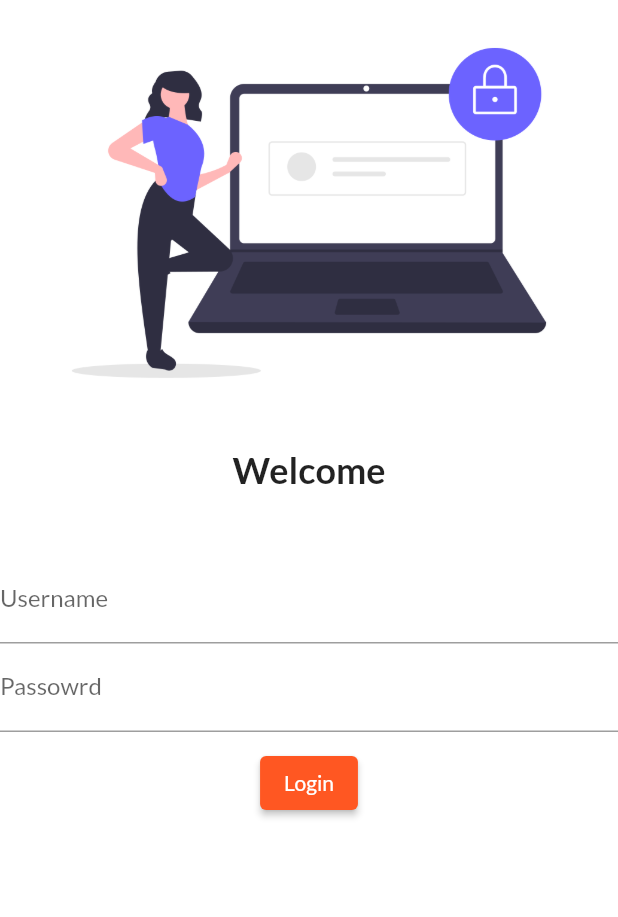
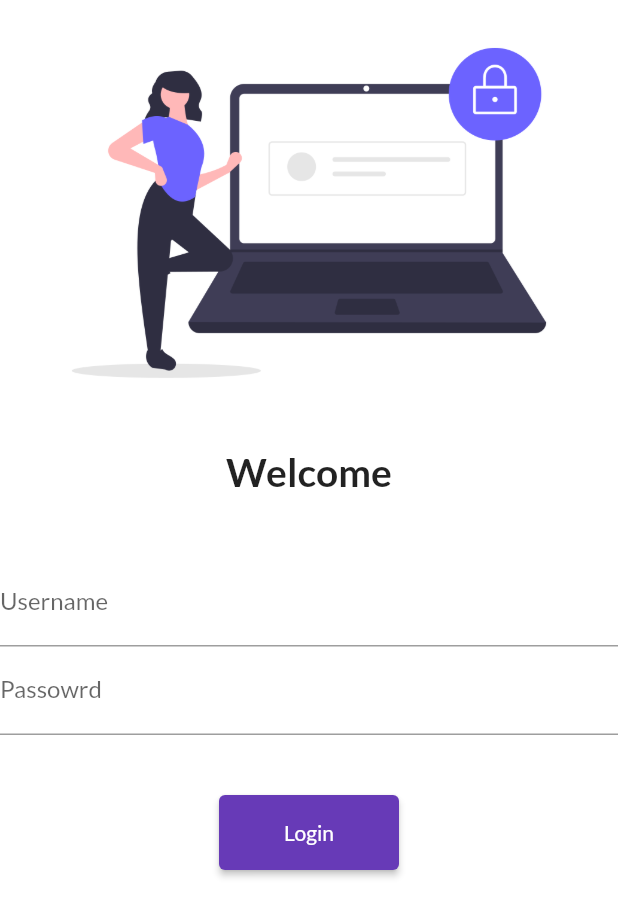
Before and after one commit to siddhant-debug/30daysofflutter, a Flutter app: the screen it shows after launch, on a phone screen of 412 x 824 dp. Shown: the top 917 px of the screen. Run offline on Flutter 3.47's test engine with Material 2 defaults, Android fonts, the phone set to English and light mode, and no system bars; our stand-ins replace google_fonts.

Commit message:
day4 completed

```diff
--- a/lib/main.dart
+++ b/lib/main.dart
@@ -1,8 +1,9 @@
 import 'package:flutter/material.dart';
 import 'package:google_fonts/google_fonts.dart';
 import 'package:project1/pages/login_page.dart';
-import 'package:google_fonts/google_fonts.dart';
+
 import 'pages/home.dart';
+import 'utils/routes.dart';
 
 void main() {
   runApp(MyApp());
@@ -14,16 +15,16 @@ class MyApp extends StatelessWidget {
     return MaterialApp(
       themeMode: ThemeMode.light,
       theme: ThemeData(
-        primarySwatch: Colors.deepOrange,
-        fontFamily: GoogleFonts.lato().fontFamily,
-        primaryTextTheme: GoogleFonts.latoTextTheme()
-        ),
+          primarySwatch: Colors.deepPurple,
+          fontFamily: GoogleFonts.lato().fontFamily,
+          primaryTextTheme: GoogleFonts.latoTextTheme()),
       darkTheme: ThemeData(
-          brightness: Brightness.dark, primarySwatch: Colors.deepOrange),
+          brightness: Brightness.dark, primarySwatch: Colors.deepPurple),
       initialRoute: "/",
       routes: {
         "/": (context) => Loginpage(),
-        "/home": (context) => Homepage(),
+        MyRoutes.homeRoute: (context) => Homepage(),
+        MyRoutes.loginRoute: (context) => Loginpage(),
       },
     );
   }
--- a/lib/pages/login_page.dart
+++ b/lib/pages/login_page.dart
@@ -1,10 +1,13 @@
 import 'package:flutter/material.dart';
+import 'package:project1/utils/routes.dart';
+
 
 class Loginpage extends StatelessWidget {
   @override
   Widget build(BuildContext context) {
     return Material(
       color: Colors.white,
+      child: SingleChildScrollView(
           child: Column(
         children: [
           Image.asset(
@@ -17,7 +20,7 @@ class Loginpage extends StatelessWidget {
           Text(
             "Welcome",
             style: TextStyle(
-                fontSize: 24,
+              fontSize: 26,
               fontWeight: FontWeight.bold,
             ),
           ),
@@ -26,7 +29,7 @@ class Loginpage extends StatelessWidget {
           ),
           Padding(
               padding:
-                    const EdgeInsets.symmetric(vertical: 16, horizontal: 30)),
+                  const EdgeInsets.symmetric(vertical: 16, horizontal: 40)),
           Column(
             children: [
               TextFormField(
@@ -43,18 +46,19 @@ class Loginpage extends StatelessWidget {
                 ),
               ),
               SizedBox(
-                  height: 10,
+                height: 40,
               ),
               ElevatedButton(
                 child: Text("Login"),
-                  style: TextButton.styleFrom(),
+                style: TextButton.styleFrom(minimumSize: Size(120, 50)),
                 onPressed: () {
-                    print("HI new user");
+                  Navigator.pushNamed(context, MyRoutes.homeRoute);
                 },
               )
             ],
           )
         ],
-        ));
+      )),
+    );
   }
 }
--- /dev/null
+++ b/lib/utils/routes.dart
@@ -0,0 +1,4 @@
+class MyRoutes {
+  static String loginRoute = "/login";
+  static String homeRoute = "/home";
+}
```
Lines whose indentation alone changed are shown as unchanged.
